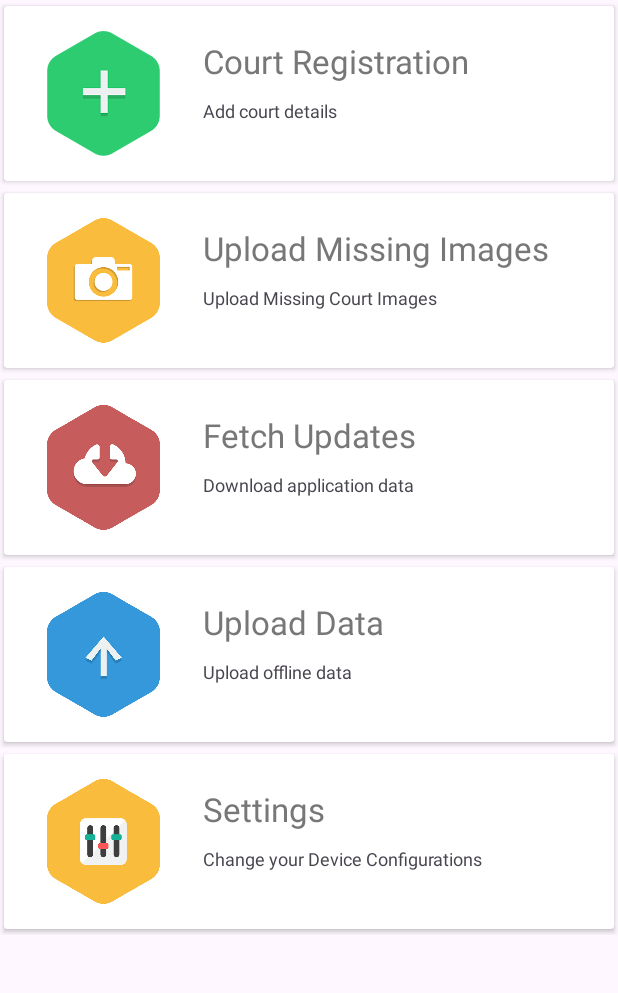
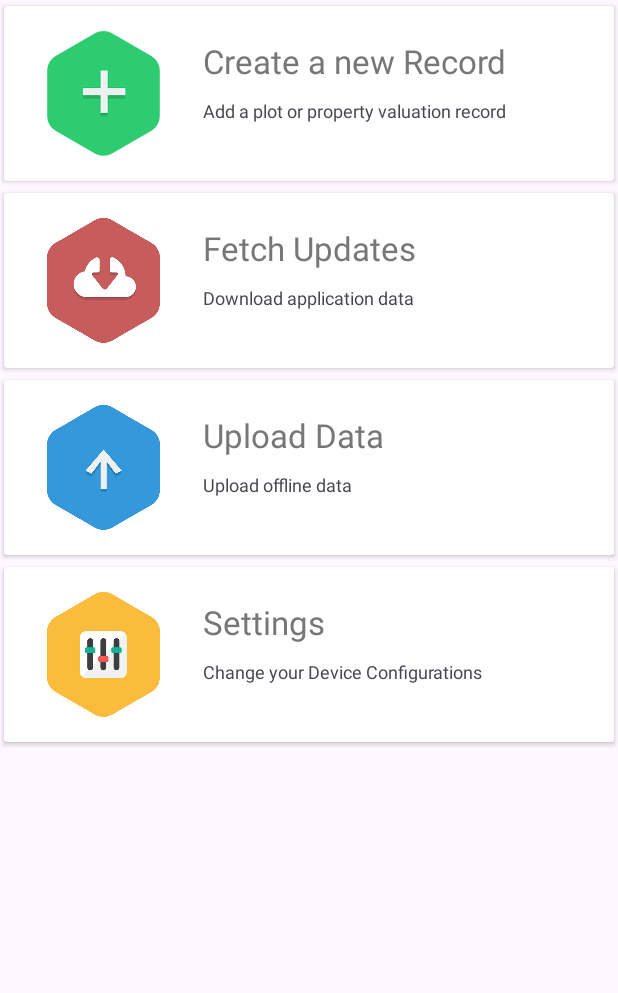
Before and after one commit to m453h/valuation_register_mobile_app, an Android app: the MainMenuActivity screen opened directly, with no data from a screen before it, on a phone screen of 412 x 824 dp, the part 96-1089 px from its top. Run offline under Robolectric (Android 15) with nearby library versions, the phone set to English and light mode, and no system bars; our stand-ins replace Volley.

Commit message:
Improve application menu logic

```diff
--- a/app/src/main/AndroidManifest.xml
+++ b/app/src/main/AndroidManifest.xml
@@ -22,6 +22,11 @@
             android:label="@string/title_activity_main"
             android:theme="@style/Theme.ValuationRegister.NoActionBar" />
         <activity
+            android:name=".ValuationRegister.ParentFormWizard"
+            android:exported="false"
+            android:label="@string/title_activity_main"
+            android:theme="@style/Theme.ValuationRegister.NoActionBar" />
+        <activity
             android:name=".LoginActivity"
             android:exported="true">
             <intent-filter>
--- a/app/src/main/java/com/aru/valuationregister/MenuActivities/MenuBuilder.java
+++ b/app/src/main/java/com/aru/valuationregister/MenuActivities/MenuBuilder.java
@@ -15,28 +15,24 @@ public class MenuBuilder {
     public MenuBuilder(String selection) {
         if (selection.equals("MainMenuActivity"))
         {
-            this.nameArray = new String[5];
-            this.descriptionArray = new String[5];
-            this.drawableArray = new int[5];
+            this.nameArray = new String[4];
+            this.descriptionArray = new String[4];
+            this.drawableArray = new int[4];
 
-            this.nameArray[0] = "Court Registration";
-            this.nameArray[1] = "Upload Missing Images";
-            this.nameArray[2] = "Fetch Updates";
-            this.nameArray[3] = "Upload Data";
-            this.nameArray[4] = "Settings";
+            this.nameArray[0] = "Create a new Record";
+            this.nameArray[1] = "Fetch Updates";
+            this.nameArray[2] = "Upload Data";
+            this.nameArray[3] = "Settings";
 
-            this.descriptionArray[0] = "Add court details";
-            this.descriptionArray[1] = "Upload Missing Court Images";
-            this.descriptionArray[2] = "Download application data";
-            this.descriptionArray[3] = "Upload offline data";
-            this.descriptionArray[4] = "Change your Device Configurations";
+            this.descriptionArray[0] = "Add a plot or property valuation record";
+            this.descriptionArray[1] = "Download application data";
+            this.descriptionArray[2] = "Upload offline data";
+            this.descriptionArray[3] = "Change your Device Configurations";
 
             this.drawableArray[0] = R.drawable.menu_create;
-            this.drawableArray[1] = R.drawable.menu_camera;
-            this.drawableArray[2] = R.drawable.menu_download;
-            this.drawableArray[3] = R.drawable.menu_upload;
-            this.drawableArray[4] = R.drawable.menu_settings;
-
+            this.drawableArray[1] = R.drawable.menu_download;
+            this.drawableArray[2] = R.drawable.menu_upload;
+            this.drawableArray[3] = R.drawable.menu_settings;
         }
     }
 }
--- a/app/src/main/java/com/aru/valuationregister/MenuActivities/MenuData.java
+++ b/app/src/main/java/com/aru/valuationregister/MenuActivities/MenuData.java
@@ -5,7 +5,6 @@ package com.aru.valuationregister.MenuActivities;
  */
 
 public class MenuData {
-
 
     String name;
     String description;
--- a/app/src/main/java/com/aru/valuationregister/MenuActivities/MenuItem.java
+++ b/app/src/main/java/com/aru/valuationregister/MenuActivities/MenuItem.java
@@ -29,5 +29,4 @@ public class MenuItem {
 		this.title = title;
 	}
 
-
 }
--- a/app/src/main/java/com/aru/valuationregister/MenuActivities/MenuMyAdapter.java
+++ b/app/src/main/java/com/aru/valuationregister/MenuActivities/MenuMyAdapter.java
@@ -6,6 +6,7 @@ import android.view.ViewGroup;
 import android.widget.ImageView;
 import android.widget.TextView;
 
+import androidx.annotation.NonNull;
 import androidx.recyclerview.widget.RecyclerView;
 
 import com.aru.valuationregister.R;
@@ -19,14 +20,13 @@ import java.util.ArrayList;
 
 public class MenuMyAdapter extends RecyclerView.Adapter<MenuMyAdapter.MyViewHolder> {
 
-    private ArrayList<MenuData> menuDataSet;
+    private final ArrayList<MenuData> menuDataSet;
 
     public static class MyViewHolder extends RecyclerView.ViewHolder {
 
         TextView textViewName;
         TextView textViewDescription;
         ImageView imageViewIcon;
-
         public MyViewHolder(View itemView) {
             super(itemView);
             this.textViewName = (TextView) itemView.findViewById(R.id.textViewName);
@@ -39,6 +39,7 @@ public class MenuMyAdapter extends RecyclerView.Adapter<MenuMyAdapter.MyViewHold
         this.menuDataSet = items;
     }
 
+    @NonNull
     @Override
     public MyViewHolder onCreateViewHolder(ViewGroup parent, int viewType) {
         View view = LayoutInflater.from(parent.getContext())
@@ -46,8 +47,7 @@ public class MenuMyAdapter extends RecyclerView.Adapter<MenuMyAdapter.MyViewHold
 
         view.setOnClickListener(MainMenuActivity.myOnClickListener);
 
-        MyViewHolder myViewHolder = new MyViewHolder(view);
-        return myViewHolder;
+        return new MyViewHolder(view);
     }
 
     @Override
--- a/app/src/main/java/com/aru/valuationregister/MenuActivities/MenuRecyclerItemClickListener.java
+++ b/app/src/main/java/com/aru/valuationregister/MenuActivities/MenuRecyclerItemClickListener.java
@@ -5,15 +5,16 @@ import android.view.GestureDetector;
 import android.view.MotionEvent;
 import android.view.View;
 
+import androidx.annotation.NonNull;
 import androidx.recyclerview.widget.RecyclerView;
 
 
 /**
  * Created by michael.nkotagu on 6/24/2015.
  */
-public class MenuRecyclerItemClickListener implements RecyclerView.OnItemTouchListener  {
+public class MenuRecyclerItemClickListener implements RecyclerView.OnItemTouchListener {
 
-    private OnItemClickListener mListener;
+    private final OnItemClickListener mListener;
 
     public interface OnItemClickListener {
         public void onItemClick(View view, int position);
@@ -23,25 +24,26 @@ public class MenuRecyclerItemClickListener implements RecyclerView.OnItemTouchLi
 
     public MenuRecyclerItemClickListener(Context context, OnItemClickListener listener) {
         mListener = listener;
-        mGestureDetector = new GestureDetector(context, new GestureDetector.SimpleOnGestureListener() {
-            @Override
-            public boolean onSingleTapUp(MotionEvent e) {
-                return true;
-            }
-        });
+        mGestureDetector = new GestureDetector(context,
+                new GestureDetector.SimpleOnGestureListener() {
+                    @Override
+                    public boolean onSingleTapUp(MotionEvent e) {
+                        return true;
+                    }
+                });
     }
 
     @Override
     public boolean onInterceptTouchEvent(RecyclerView view, MotionEvent e) {
         View childView = view.findChildViewUnder(e.getX(), e.getY());
         if (childView != null && mListener != null && mGestureDetector.onTouchEvent(e)) {
-            mListener.onItemClick(childView, view.getChildPosition(childView));
+            mListener.onItemClick(childView, view.getChildLayoutPosition(childView));
         }
         return false;
     }
 
     @Override
-    public void onTouchEvent(RecyclerView view, MotionEvent motionEvent) {
+    public void onTouchEvent(@NonNull RecyclerView view, @NonNull MotionEvent motionEvent) {
 
     }
 
@@ -50,5 +52,4 @@ public class MenuRecyclerItemClickListener implements RecyclerView.OnItemTouchLi
 
     }
 
-
 }
--- a/app/src/main/res/values/strings.xml
+++ b/app/src/main/res/values/strings.xml
@@ -1,6 +1,6 @@
 <resources>
     <string name="app_name">ValuationRegister</string>
-    <string name="title_activity_main">MainActivity</string>
+    <string name="title_activity_main">Valuation Register</string>
     <string name="navigation_drawer_open">Open navigation drawer</string>
     <string name="navigation_drawer_close">Close navigation drawer</string>
     <string name="nav_header_title">Android Studio</string>
```
Also changed, not shown: app/src/main/java/com/aru/valuationregister/MenuActivities/MainMenuActivity.java (+47 -145 lines), app/src/main/java/com/aru/valuationregister/ValuationRegister/ParentFormWizard.java (+1 -6 lines).
